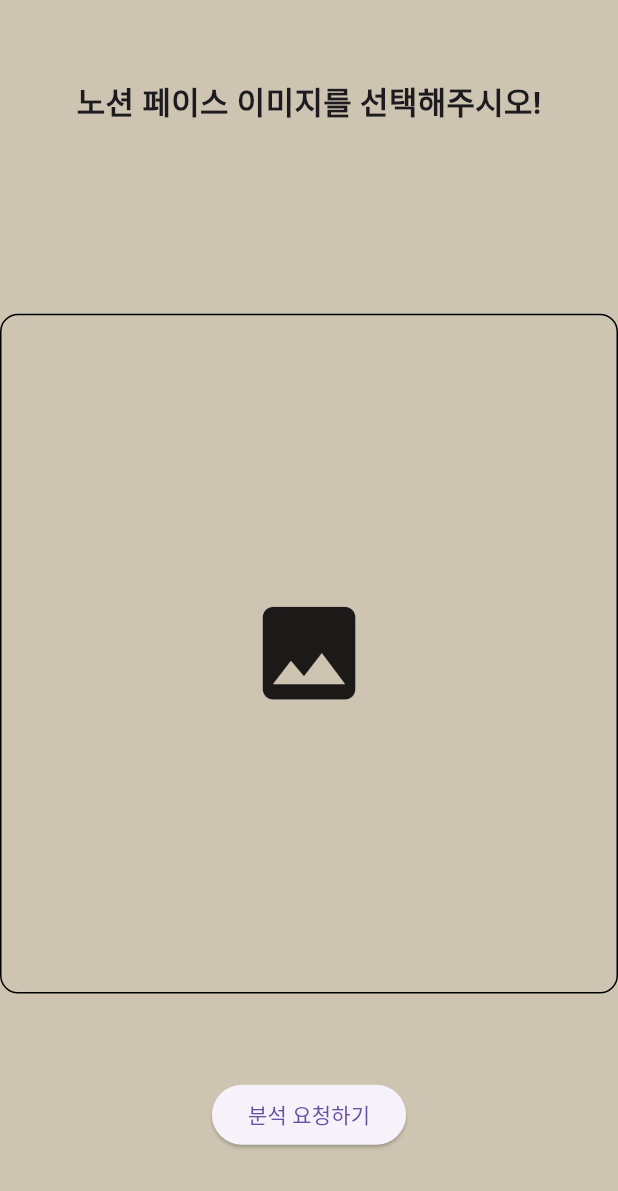
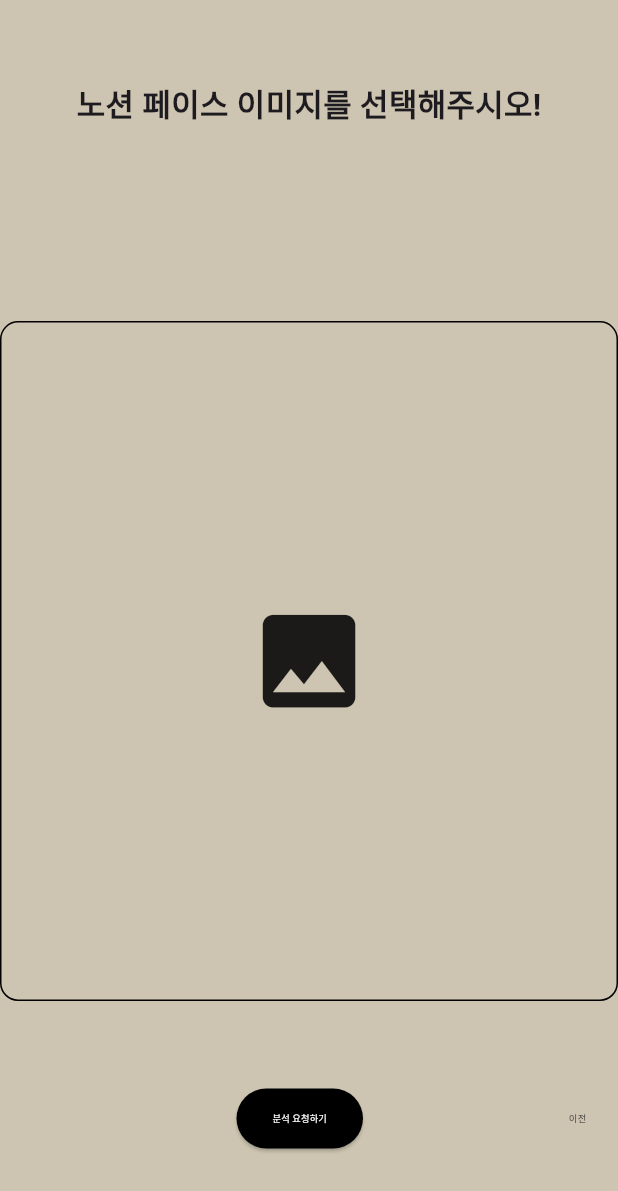
Before and after one commit to kdongsu5509/knucl-face-analyzer-2025_flutter, a Flutter app: the screen it shows after launch, after a tap on "시작하기", on a phone screen of 412 x 824 dp. Shown: the top 1191 px of the screen. Run offline on Flutter 3.47's test engine with Material 3 defaults, Android fonts, the light colour scheme and no system bars; our stand-ins replace flutter_riverpod, toastification; Roboto replaces fonts that are missing (ChosunCentennial).

Commit message:
feat(imageUploadView): 뒤로가기 버튼 추가 및 다음 페이지 등록
다음 페이지를 클래스 틀만 형성하여 연결함. 이전 페이지로 돌아갈 수 있도록 버튼 추가

```diff
--- a/lib/View/image_upload_view.dart
+++ b/lib/View/image_upload_view.dart
@@ -1,7 +1,7 @@
-import 'dart:developer';
 import 'dart:typed_data';
 import 'package:flutter/material.dart';
 import 'package:flutter_riverpod/flutter_riverpod.dart';
+import 'package:knucl_face_analyzer_2025/View/face_analyze_result_view.dart';
 import '../ViewModel/image_upload_viewmodel.dart';
 import 'package:toastification/toastification.dart';
 
@@ -109,7 +109,7 @@ class _ImageUploadViewState extends ConsumerState<ImageUploadView> {
                 ),
               ),
             //분석하기 버튼
-            _goToNextPageButton(context, _requestButtonText),
+            _underButtons(context, _requestButtonText),
           ],
         ),
       ),
@@ -127,14 +127,50 @@ Widget _imageRequestBody(BuildContext context, String _imageRequestText) {
   );
 }
 
+Widget _underButtons(BuildContext context, String _requestButtonText) {
+  return Row(
+    crossAxisAlignment: CrossAxisAlignment.center,
+    mainAxisAlignment: MainAxisAlignment.spaceBetween,
+    children: [
+      SizedBox(width: MediaQuery.of(context).size.width * 0.05,),
+      _goToNextPageButton(context, _requestButtonText),
+      _backButton(context),
+    ],
+  );
+}
+
 Widget _goToNextPageButton(BuildContext context, String _requestButtonText) {
-  return Padding(
-    padding: EdgeInsets.all(MediaQuery.of(context).size.width * 0.01),
-    child: ElevatedButton(
-      onPressed: () {
-        log("ElevatedButton is clicked");
-      },
-      child: Text(_requestButtonText),
+  return ElevatedButton(
+    style: ButtonStyle(
+      backgroundColor: MaterialStateProperty.all<Color>(
+        Colors.black,
+      ),
+      foregroundColor: MaterialStateProperty.all<Color>(
+        Colors.white,
+      ),
+    ),
+    onPressed: () {
+      Navigator.of(context).push(MaterialPageRoute(builder: (context) => FaceAnalyzeResultView()));
+    },
+    child: Text(_requestButtonText, style: TextStyle(fontSize: MediaQuery.of(context).size.width * 0.015)),
+  );
+}
+
+Widget _backButton(BuildContext context) {
+  return GestureDetector(
+    onTap: () {
+      Navigator.pop(context);
+    },
+    child: Padding(
+      padding: EdgeInsets.only(top: MediaQuery.of(context).size.width * 0.0175),
+      child: Container(
+        decoration: BoxDecoration(
+          shape: BoxShape.circle,
+        ),
+        width: MediaQuery.of(context).size.width * 0.08,
+        height: MediaQuery.of(context).size.width * 0.04,
+        child: Text("이전", style: TextStyle(fontSize: MediaQuery.of(context).size.width * 0.015)),
+      ),
     ),
   );
 }
```
